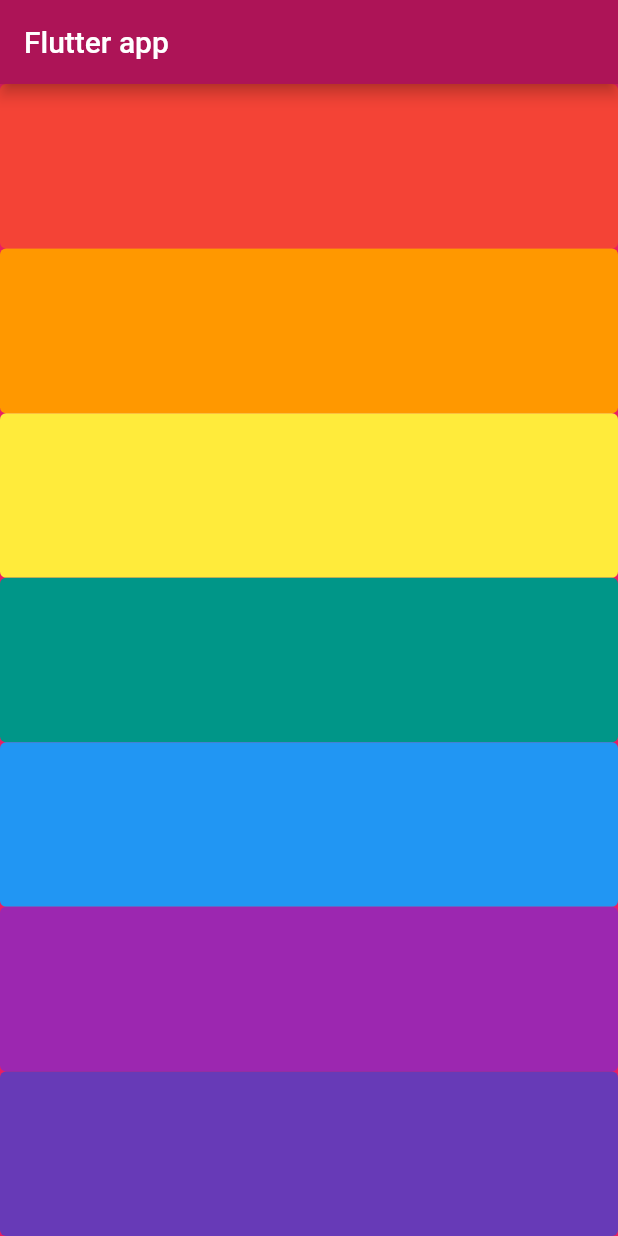
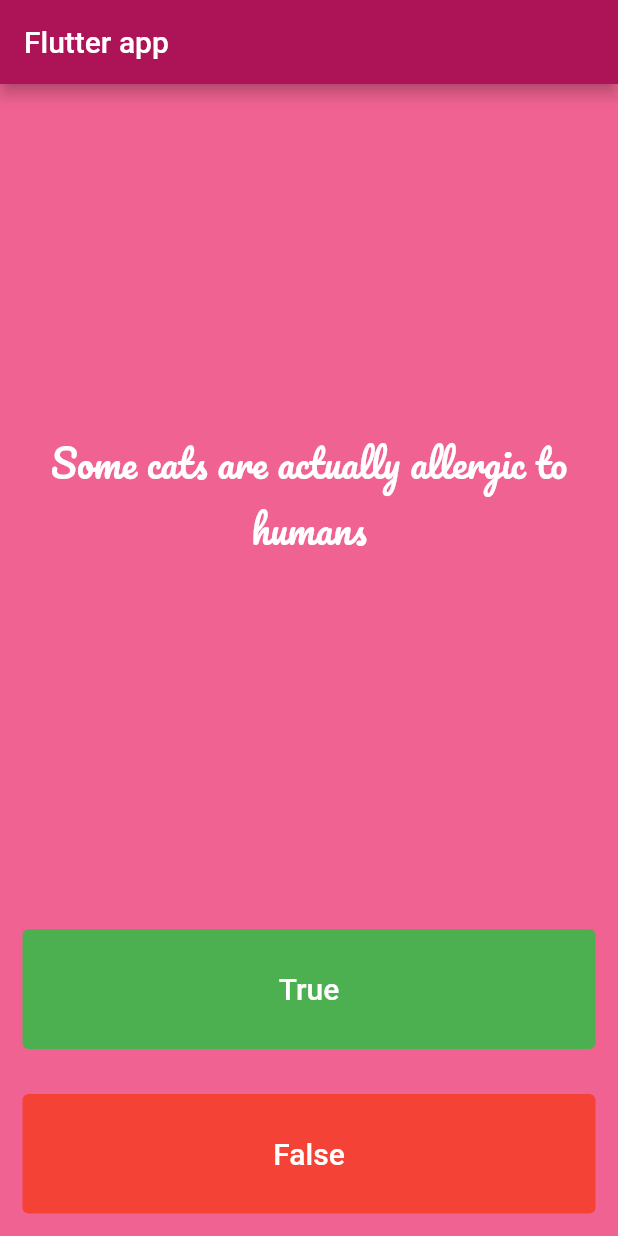
Before and after one commit to TrungVan1519/flutter-v2, a Flutter app: the screen it shows after launch, on a phone screen of 412 x 824 dp. Run offline on Flutter 3.47's test engine with Material 2 defaults, Android fonts, the phone set to English and light mode, and no system bars; our stand-ins replace audioplayers, rflutter_alert.

Commit message:
Create the quizzler app

```diff
--- /dev/null
+++ b/lib/activities/_005quizzler.dart
@@ -0,0 +1,119 @@
+import 'package:flutter/material.dart';
+import 'package:rflutter_alert/rflutter_alert.dart';
+
+import '../entities/quiz_brain.dart';
+
+QuizBrain quizBrain = QuizBrain();
+
+class MyApp extends StatefulWidget {
+  const MyApp({Key? key}) : super(key: key);
+
+  @override
+  _MyAppState createState() => _MyAppState();
+}
+
+class _MyAppState extends State<MyApp> {
+  List<Icon> scoreKeeper = [];
+
+  void checkAnswer(bool userPickedAnswer) {
+    bool correctAnswer = quizBrain.getCorrectAnswer();
+
+    setState(() {
+      if (quizBrain.isFinished()) {
+        Alert(
+          context: context,
+          title: 'Finished!',
+          desc: 'You\'ve reached the end of the quiz.',
+        ).show();
+        quizBrain.reset();
+        scoreKeeper = [];
+      } else {
+        if (userPickedAnswer == correctAnswer) {
+          scoreKeeper.add(const Icon(
+            Icons.check,
+            color: Colors.green,
+          ));
+        } else {
+          scoreKeeper.add(const Icon(
+            Icons.close,
+            color: Colors.red,
+          ));
+        }
+        quizBrain.nextQuestion();
+      }
+    });
+  }
+
+  @override
+  Widget build(BuildContext context) {
+    return Column(
+      mainAxisAlignment: MainAxisAlignment.spaceBetween,
+      crossAxisAlignment: CrossAxisAlignment.stretch,
+      children: [
+        Expanded(
+          flex: 5,
+          child: Padding(
+            padding: const EdgeInsets.all(10.0),
+            child: Center(
+              child: Text(
+                quizBrain.getQuestion(),
+                textAlign: TextAlign.center,
+                style: const TextStyle(
+                  fontSize: 25.0,
+                  fontFamily: 'Pacifico',
+                  color: Colors.white,
+                ),
+              ),
+            ),
+          ),
+        ),
+        Expanded(
+          child: Padding(
+            padding: const EdgeInsets.all(15.0),
+            child: TextButton(
+              style: ButtonStyle(
+                backgroundColor: MaterialStateProperty.all(Colors.green),
+              ),
+              child: const Text(
+                'True',
+                style: TextStyle(
+                  color: Colors.white,
+                  fontSize: 20.0,
+                ),
+              ),
+              onPressed: () => checkAnswer(true),
+            ),
+          ),
+        ),
+        Expanded(
+          child: Padding(
+            padding: const EdgeInsets.all(15.0),
+            child: TextButton(
+              style: ButtonStyle(
+                backgroundColor: MaterialStateProperty.all(Colors.red),
+              ),
+              child: const Text(
+                'False',
+                style: TextStyle(
+                  fontSize: 20.0,
+                  color: Colors.white,
+                ),
+              ),
+              onPressed: () => checkAnswer(false),
+            ),
+          ),
+        ),
+        Row(
+          mainAxisAlignment: MainAxisAlignment.center,
+          children: scoreKeeper,
+        )
+      ],
+    );
+  }
+}
+
+/*
+question1: 'You can lead a cow down stairs but not up stairs.', false,
+question2: 'Approximately one quarter of human bones are in the feet.', true,
+question3: 'A slug\'s blood is green.', true,
+*/
--- /dev/null
+++ b/lib/entities/question.dart
@@ -0,0 +1,6 @@
+class Question {
+  late String question;
+  late bool answer;
+
+  Question(this.question, this.answer);
+}
--- /dev/null
+++ b/lib/entities/quiz_brain.dart
@@ -0,0 +1,58 @@
+import 'question.dart';
+
+class QuizBrain {
+  int _index = 0;
+
+  final List<Question> _questions = [
+    Question('Some cats are actually allergic to humans', true),
+    Question('You can lead a cow down stairs but not up stairs.', false),
+    Question('Approximately one quarter of human bones are in the feet.', true),
+    Question('A slug\'s blood is green.', true),
+    Question('Buzz Aldrin\'s mother\'s maiden name was \"Moon\".', true),
+    Question('It is illegal to pee in the Ocean in Portugal.', true),
+    Question(
+        'No piece of square dry paper can be folded in half more than 7 times.',
+        false),
+    Question(
+        'In London, UK, if you happen to die in the House of Parliament, you are technically entitled to a state funeral, because the building is considered too sacred a place.',
+        true),
+    Question(
+        'The loudest sound produced by any animal is 188 decibels. That animal is the African Elephant.',
+        false),
+    Question(
+        'The total surface area of two human lungs is approximately 70 square metres.',
+        true),
+    Question('Google was originally called \"Backrub\".', true),
+    Question(
+        'Chocolate affects a dog\'s heart and nervous system; a few ounces are enough to kill a small dog.',
+        true),
+    Question(
+        'In West Virginia, USA, if you accidentally hit an animal with your car, you are free to take it home to eat.',
+        true),
+  ];
+
+  void nextQuestion() {
+    if (_index < _questions.length - 1) {
+      _index++;
+    }
+  }
+
+  String getQuestion() {
+    return _questions[_index].question;
+  }
+
+  bool getCorrectAnswer() {
+    return _questions[_index].answer;
+  }
+
+  bool isFinished() {
+    if (_index >= _questions.length - 1) {
+      return true;
+    }
+    return false;
+  }
+
+  void reset() {
+    _index = 0;
+  }
+}
--- a/lib/main.dart
+++ b/lib/main.dart
@@ -3,14 +3,15 @@
 // import 'activities/_001Iamrich.dart';
 // import 'activities/_002micard.dart';
 // import 'activities/_003dicee.dart';
-import 'activities/_004xylophone.dart';
+// import 'activities/_004xylophone.dart';
+import 'activities/_005quizzler.dart';
 
 void main() {
   runApp(
     MaterialApp(
       debugShowCheckedModeBanner: false,
       home: Scaffold(
-        backgroundColor: Colors.pink,
+        backgroundColor: Colors.pink[300],
         appBar: AppBar(
           backgroundColor: Colors.pink[800],
           title: const Text(
--- a/pubspec.yaml
+++ b/pubspec.yaml
@@ -36,6 +36,7 @@
   cupertino_icons: ^1.0.2
 
   audioplayers: ^0.20.1
+  rflutter_alert: ^2.0.4
 
 dev_dependencies:
   flutter_test:
```
